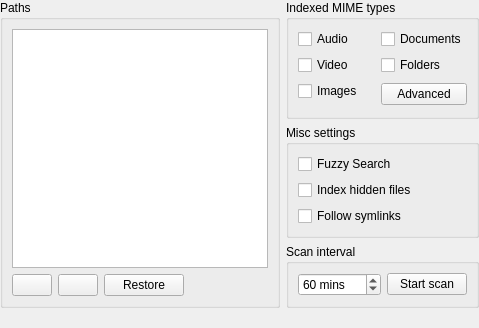
Qt form plugins/files/src/configwidget.ui (hamonikr/hamonikr-albert) before a commit.
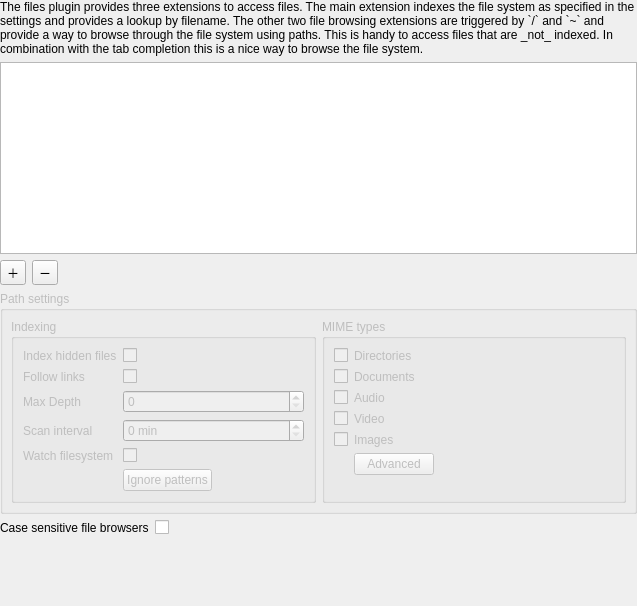
The same form after that commit. Icons and pictures are not drawn.

Diff of the .ui file:
```diff
--- a/plugins/files/src/configwidget.ui
+++ b/plugins/files/src/configwidget.ui
@@ -1,7 +1,15 @@
 <?xml version="1.0" encoding="UTF-8"?>
 <ui version="4.0">
- <class>Files::ConfigWidget</class>
- <widget class="QWidget" name="Files::ConfigWidget">
+ <class>ConfigWidget</class>
+ <widget class="QWidget" name="ConfigWidget">
+  <property name="geometry">
+   <rect>
+    <x>0</x>
+    <y>0</y>
+    <width>637</width>
+    <height>606</height>
+   </rect>
+  </property>
   <layout class="QVBoxLayout" name="verticalLayout_2">
    <property name="leftMargin">
     <number>0</number>
@@ -16,15 +24,23 @@
     <number>0</number>
    </property>
    <item>
-    <layout class="QHBoxLayout" name="horizontalLayout_3" stretch="0,0">
-     <item>
-      <widget class="QGroupBox" name="groupBox_1">
-       <property name="title">
-        <string>Paths</string>
-       </property>
-       <layout class="QVBoxLayout" name="verticalLayout_4">
+    <widget class="QLabel" name="label_6">
+     <property name="text">
+      <string>The files plugin provides three extensions to access files. The main extension indexes the file system as specified in the settings and provides a lookup by filename. The other two file browsing extensions are triggered by `/` and `~` and provide a way to browse through the file system using paths. This is handy to access files that are _not_ indexed. In combination with the tab completion this is a nice way to browse the file system.</string>
+     </property>
+     <property name="wordWrap">
+      <bool>true</bool>
+     </property>
+    </widget>
+   </item>
         <item>
          <widget class="QListView" name="listView_paths">
+     <property name="sizePolicy">
+      <sizepolicy hsizetype="Expanding" vsizetype="MinimumExpanding">
+       <horstretch>0</horstretch>
+       <verstretch>0</verstretch>
+      </sizepolicy>
+     </property>
           <property name="editTriggers">
            <set>QAbstractItemView::NoEditTriggers</set>
           </property>
@@ -37,163 +53,133 @@
          </widget>
         </item>
         <item>
-         <layout class="QHBoxLayout" name="horizontalLayout_2">
+    <layout class="QHBoxLayout" name="horizontalLayout_4">
           <item>
-           <widget class="QPushButton" name="pushButton_add">
-            <property name="sizePolicy">
-             <sizepolicy hsizetype="Fixed" vsizetype="Fixed">
-              <horstretch>0</horstretch>
-              <verstretch>0</verstretch>
-             </sizepolicy>
-            </property>
-            <property name="icon">
-             <iconset theme="list-add">
-              <normaloff>.</normaloff>.</iconset>
+      <widget class="QToolButton" name="toolButton_add">
+       <property name="text">
+        <string notr="true">＋</string>
+       </property>
+      </widget>
+     </item>
+     <item>
+      <widget class="QToolButton" name="toolButton_rem">
+       <property name="text">
+        <string notr="true">－</string>
             </property>
            </widget>
           </item>
           <item>
-           <widget class="QPushButton" name="pushButton_remove">
+      <widget class="QLabel" name="label_statusbar">
             <property name="sizePolicy">
-             <sizepolicy hsizetype="Fixed" vsizetype="Fixed">
+        <sizepolicy hsizetype="Preferred" vsizetype="Fixed">
               <horstretch>0</horstretch>
               <verstretch>0</verstretch>
              </sizepolicy>
             </property>
-            <property name="icon">
-             <iconset theme="list-remove">
-              <normaloff>.</normaloff>.</iconset>
-            </property>
-           </widget>
-          </item>
-          <item>
-           <widget class="QPushButton" name="pushButton_restore">
             <property name="text">
-             <string>Restore</string>
+        <string/>
             </property>
            </widget>
           </item>
-          <item>
-           <spacer name="horizontalSpacer_2">
-            <property name="orientation">
-             <enum>Qt::Horizontal</enum>
-            </property>
-            <property name="sizeHint" stdset="0">
-             <size>
-              <width>0</width>
-              <height>0</height>
-             </size>
-            </property>
-           </spacer>
-          </item>
-         </layout>
-        </item>
-       </layout>
-      </widget>
-     </item>
+    </layout>
+   </item>
      <item>
-      <layout class="QVBoxLayout" name="verticalLayout_5">
-       <item>
-        <widget class="QGroupBox" name="groupBox_2">
+    <widget class="QGroupBox" name="groupBox_path">
+     <property name="enabled">
+      <bool>false</bool>
+     </property>
          <property name="title">
-          <string>Indexed MIME types</string>
-         </property>
-         <layout class="QGridLayout" name="gridLayout_3">
-          <item row="0" column="1">
-           <widget class="QCheckBox" name="checkBox_docs">
-            <property name="text">
-             <string>Documents</string>
-            </property>
-           </widget>
-          </item>
-          <item row="1" column="1">
-           <widget class="QCheckBox" name="checkBox_dirs">
-            <property name="text">
-             <string>Folders</string>
-            </property>
-           </widget>
-          </item>
-          <item row="2" column="0">
-           <widget class="QCheckBox" name="checkBox_image">
-            <property name="text">
-             <string>Images</string>
-            </property>
-           </widget>
-          </item>
-          <item row="1" column="0">
-           <widget class="QCheckBox" name="checkBox_video">
-            <property name="text">
-             <string>Video</string>
-            </property>
-           </widget>
-          </item>
+      <string>Path settings</string>
+     </property>
+     <layout class="QVBoxLayout" name="verticalLayout_4" stretch="0">
+      <property name="leftMargin">
+       <number>8</number>
+      </property>
+      <property name="topMargin">
+       <number>8</number>
+      </property>
+      <property name="rightMargin">
+       <number>8</number>
+      </property>
+      <property name="bottomMargin">
+       <number>8</number>
+      </property>
+      <item>
+       <layout class="QHBoxLayout" name="horizontalLayout" stretch="1,1">
+        <item>
+         <widget class="QGroupBox" name="groupBox">
+          <property name="title">
+           <string>Indexing</string>
+          </property>
+          <layout class="QFormLayout" name="formLayout">
           <item row="0" column="0">
-           <widget class="QCheckBox" name="checkBox_audio">
-            <property name="text">
-             <string>Audio</string>
-            </property>
-           </widget>
-          </item>
-          <item row="2" column="1" rowspan="2">
-           <widget class="QPushButton" name="pushButton_advanced">
-            <property name="text">
-             <string>Advanced</string>
-            </property>
-           </widget>
-          </item>
-         </layout>
-        </widget>
-       </item>
-       <item>
-        <widget class="QGroupBox" name="groupBox_5">
-         <property name="title">
-          <string>Misc settings</string>
-         </property>
-         <layout class="QVBoxLayout" name="verticalLayout_6">
-          <item>
-           <widget class="QCheckBox" name="checkBox_fuzzy">
-            <property name="text">
-             <string>Fuzzy Search</string>
-            </property>
-           </widget>
-          </item>
-          <item>
-           <widget class="QCheckBox" name="checkBox_hidden">
+            <widget class="QLabel" name="label_hidden">
             <property name="text">
              <string>Index hidden files</string>
             </property>
            </widget>
           </item>
-          <item>
+           <item row="0" column="1">
+            <widget class="QCheckBox" name="checkBox_hidden">
+             <property name="text">
+              <string/>
+             </property>
+            </widget>
+           </item>
+           <item row="1" column="0">
+            <widget class="QLabel" name="label_symlink">
+             <property name="text">
+              <string>Follow links</string>
+             </property>
+            </widget>
+           </item>
+           <item row="1" column="1">
            <widget class="QCheckBox" name="checkBox_followSymlinks">
             <property name="toolTip">
              <string>&lt;html&gt;&lt;head/&gt;&lt;body&gt;&lt;p&gt;This option should by used with care and only if necessary. It may cause indexing of way more files you wanted when the indexed file tree contains links to directories outside the specified file tree.&lt;/p&gt;&lt;/body&gt;&lt;/html&gt;</string>
             </property>
             <property name="text">
-             <string>Follow symlinks</string>
+              <string/>
             </property>
            </widget>
           </item>
-         </layout>
-        </widget>
-       </item>
-       <item>
-        <widget class="QGroupBox" name="groupBox_3">
-         <property name="title">
-          <string>Scan interval</string>
-         </property>
-         <layout class="QGridLayout" name="gridLayout">
-          <item row="0" column="1">
-           <widget class="QPushButton" name="pushButton_update">
+           <item row="2" column="0">
+            <widget class="QLabel" name="label_depth">
+             <property name="text">
+              <string>Max Depth</string>
+             </property>
+            </widget>
+           </item>
+           <item row="2" column="1">
+            <widget class="QSpinBox" name="spinBox_depth">
+             <property name="sizePolicy">
+              <sizepolicy hsizetype="MinimumExpanding" vsizetype="Fixed">
+               <horstretch>0</horstretch>
+               <verstretch>0</verstretch>
+              </sizepolicy>
+             </property>
+             <property name="maximum">
+              <number>255</number>
+             </property>
+            </widget>
+           </item>
+           <item row="3" column="0">
+            <widget class="QLabel" name="label_interval">
             <property name="text">
-             <string>Start scan</string>
+              <string extracomment="Abbr. minutes">Scan interval</string>
             </property>
            </widget>
           </item>
-          <item row="0" column="0">
+           <item row="3" column="1">
            <widget class="QSpinBox" name="spinBox_interval">
+             <property name="sizePolicy">
+              <sizepolicy hsizetype="MinimumExpanding" vsizetype="Fixed">
+               <horstretch>0</horstretch>
+               <verstretch>0</verstretch>
+              </sizepolicy>
+             </property>
             <property name="suffix">
-             <string> mins</string>
+              <string extracomment="Abbr. minutes"> min</string>
             </property>
             <property name="minimum">
              <number>0</number>
@@ -204,13 +190,148 @@
             <property name="singleStep">
              <number>5</number>
             </property>
-            <property name="value">
-             <number>60</number>
+            </widget>
+           </item>
+           <item row="4" column="0">
+            <widget class="QLabel" name="label_fswatch">
+             <property name="text">
+              <string>Watch filesystem</string>
             </property>
            </widget>
           </item>
-         </layout>
-        </widget>
+           <item row="4" column="1">
+            <widget class="QCheckBox" name="checkBox_fswatch">
+             <property name="text">
+              <string/>
+             </property>
+            </widget>
+           </item>
+           <item row="5" column="1">
+            <widget class="QPushButton" name="pushButton_namefilters">
+             <property name="sizePolicy">
+              <sizepolicy hsizetype="Fixed" vsizetype="Fixed">
+               <horstretch>0</horstretch>
+               <verstretch>0</verstretch>
+              </sizepolicy>
+             </property>
+             <property name="text">
+              <string>Ignore patterns</string>
+             </property>
+            </widget>
+           </item>
+          </layout>
+         </widget>
+        </item>
+        <item>
+         <widget class="QGroupBox" name="groupBox_3">
+          <property name="title">
+           <string>MIME types</string>
+          </property>
+          <layout class="QFormLayout" name="formLayout_2">
+           <item row="0" column="0">
+            <widget class="QCheckBox" name="checkBox_dirs">
+             <property name="text">
+              <string/>
+             </property>
+            </widget>
+           </item>
+           <item row="1" column="0">
+            <widget class="QCheckBox" name="checkBox_docs">
+             <property name="text">
+              <string/>
+             </property>
+            </widget>
+           </item>
+           <item row="2" column="0">
+            <widget class="QCheckBox" name="checkBox_audio">
+             <property name="text">
+              <string/>
+             </property>
+            </widget>
+           </item>
+           <item row="3" column="0">
+            <widget class="QCheckBox" name="checkBox_video">
+             <property name="text">
+              <string/>
+             </property>
+            </widget>
+           </item>
+           <item row="4" column="0">
+            <widget class="QCheckBox" name="checkBox_image">
+             <property name="text">
+              <string/>
+             </property>
+            </widget>
+           </item>
+           <item row="0" column="1">
+            <widget class="QLabel" name="label">
+             <property name="text">
+              <string>Directories</string>
+             </property>
+            </widget>
+           </item>
+           <item row="1" column="1">
+            <widget class="QLabel" name="label_2">
+             <property name="text">
+              <string>Documents</string>
+             </property>
+            </widget>
+           </item>
+           <item row="2" column="1">
+            <widget class="QLabel" name="label_3">
+             <property name="text">
+              <string>Audio</string>
+             </property>
+            </widget>
+           </item>
+           <item row="3" column="1">
+            <widget class="QLabel" name="label_4">
+             <property name="text">
+              <string>Video</string>
+             </property>
+            </widget>
+           </item>
+           <item row="4" column="1">
+            <widget class="QLabel" name="label_5">
+             <property name="text">
+              <string>Images</string>
+             </property>
+            </widget>
+           </item>
+           <item row="5" column="1">
+            <widget class="QPushButton" name="pushButton_mimefilters">
+             <property name="sizePolicy">
+              <sizepolicy hsizetype="Fixed" vsizetype="Fixed">
+               <horstretch>0</horstretch>
+               <verstretch>0</verstretch>
+              </sizepolicy>
+             </property>
+             <property name="text">
+              <string>Advanced</string>
+             </property>
+            </widget>
+           </item>
+          </layout>
+         </widget>
+        </item>
+       </layout>
+      </item>
+     </layout>
+    </widget>
+   </item>
+   <item>
+    <layout class="QFormLayout" name="formLayout_general">
+     <item row="0" column="0">
+      <widget class="QLabel" name="label_fsBrowserCaseSensitive">
+       <property name="text">
+        <string>Case sensitive file browsers</string>
+       </property>
+      </widget>
+     </item>
+     <item row="0" column="1">
+      <widget class="QCheckBox" name="checkBox_fsBrowsersCaseSensitive"/>
+     </item>
+    </layout>
        </item>
        <item>
         <spacer name="verticalSpacer">
@@ -224,17 +345,6 @@
           </size>
          </property>
         </spacer>
-       </item>
-      </layout>
-     </item>
-    </layout>
-   </item>
-   <item>
-    <widget class="QLabel" name="label_statusbar">
-     <property name="text">
-      <string/>
-     </property>
-    </widget>
    </item>
   </layout>
  </widget>
```
Left out of the diff: 2 changed lines with no effect on the pictures. Lines whose indentation alone changed are shown as unchanged.
